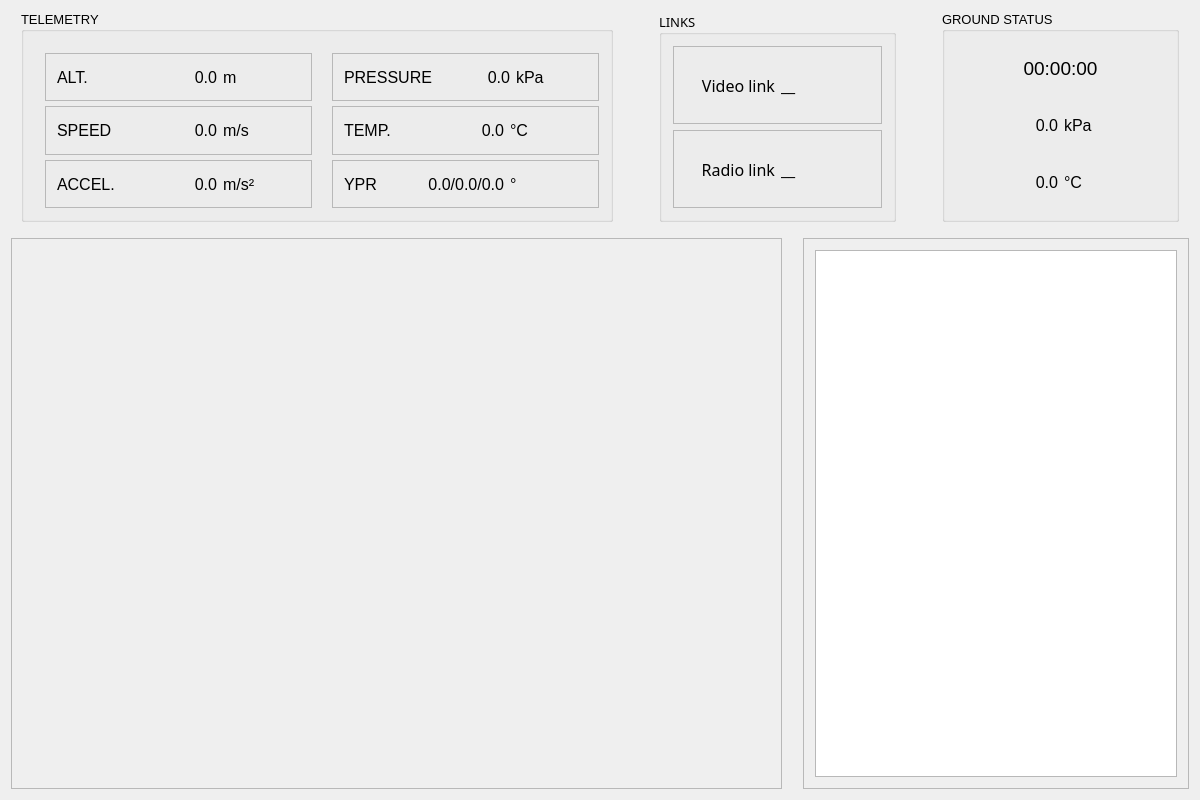
The window that ground_station/gswidget.ui (clementnuss/gs_matterhorn) describes before a commit, drawn with Qt 5.
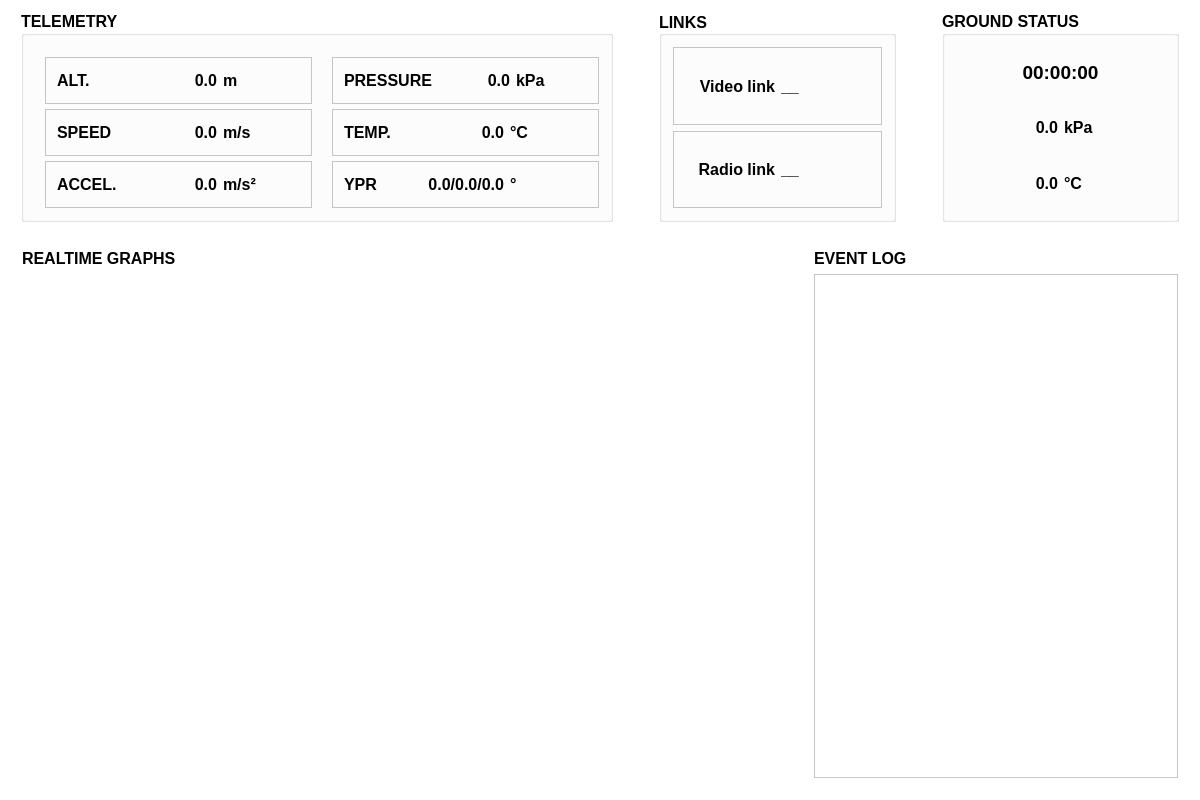
The same window after the commit. Custom widgets are drawn as their Qt base class.

```diff
--- a/ground_station/gswidget.ui
+++ b/ground_station/gswidget.ui
@@ -22,6 +22,70 @@
     <height>600</height>
    </size>
   </property>
+     <property name="palette">
+         <palette>
+             <active>
+                 <colorrole role="Base">
+                     <brush brushstyle="SolidPattern">
+                         <color alpha="255">
+                             <red>255</red>
+                             <green>255</green>
+                             <blue>255</blue>
+                         </color>
+                     </brush>
+                 </colorrole>
+                 <colorrole role="Window">
+                     <brush brushstyle="SolidPattern">
+                         <color alpha="255">
+                             <red>255</red>
+                             <green>255</green>
+                             <blue>255</blue>
+                         </color>
+                     </brush>
+                 </colorrole>
+             </active>
+             <inactive>
+                 <colorrole role="Base">
+                     <brush brushstyle="SolidPattern">
+                         <color alpha="255">
+                             <red>255</red>
+                             <green>255</green>
+                             <blue>255</blue>
+                         </color>
+                     </brush>
+                 </colorrole>
+                 <colorrole role="Window">
+                     <brush brushstyle="SolidPattern">
+                         <color alpha="255">
+                             <red>255</red>
+                             <green>255</green>
+                             <blue>255</blue>
+                         </color>
+                     </brush>
+                 </colorrole>
+             </inactive>
+             <disabled>
+                 <colorrole role="Base">
+                     <brush brushstyle="SolidPattern">
+                         <color alpha="255">
+                             <red>255</red>
+                             <green>255</green>
+                             <blue>255</blue>
+                         </color>
+                     </brush>
+                 </colorrole>
+                 <colorrole role="Window">
+                     <brush brushstyle="SolidPattern">
+                         <color alpha="255">
+                             <red>255</red>
+                             <green>255</green>
+                             <blue>255</blue>
+                         </color>
+                     </brush>
+                 </colorrole>
+             </disabled>
+         </palette>
+     </property>
   <property name="windowTitle">
    <string>GSWidget</string>
   </property>
@@ -58,7 +122,9 @@
          </property>
          <property name="font">
           <font>
-           <pointsize>10</pointsize>
+              <pointsize>12</pointsize>
+              <weight>75</weight>
+              <bold>true</bold>
           </font>
          </property>
          <property name="title">
@@ -455,8 +521,10 @@
          </property>
          <property name="font">
           <font>
-           <family>Source Code Pro</family>
-           <pointsize>10</pointsize>
+              <family>MS Shell Dlg 2</family>
+              <pointsize>12</pointsize>
+              <weight>75</weight>
+              <bold>true</bold>
           </font>
          </property>
          <property name="title">
@@ -569,7 +637,10 @@
          </property>
          <property name="font">
           <font>
-           <pointsize>10</pointsize>
+              <family>MS Shell Dlg 2</family>
+              <pointsize>12</pointsize>
+              <weight>75</weight>
+              <bold>true</bold>
           </font>
          </property>
          <property name="title">
@@ -676,15 +747,36 @@
                    </size>
                </property>
                <property name="frameShape">
-                   <enum>QFrame::StyledPanel</enum>
+                   <enum>QFrame::NoFrame</enum>
                </property>
                <property name="frameShadow">
-                   <enum>QFrame::Raised</enum>
+                   <enum>QFrame::Plain</enum>
                </property>
                <property name="lineWidth">
                    <number>1</number>
                </property>
                <layout class="QVBoxLayout" name="verticalLayout_7">
+                   <item>
+                       <widget class="QLabel" name="label_2">
+                           <property name="sizePolicy">
+                               <sizepolicy hsizetype="Expanding" vsizetype="Preferred">
+                                   <horstretch>0</horstretch>
+                                   <verstretch>0</verstretch>
+                               </sizepolicy>
+                           </property>
+                           <property name="font">
+                               <font>
+                                   <pointsize>12</pointsize>
+                                   <weight>75</weight>
+                                   <italic>false</italic>
+                                   <bold>true</bold>
+                               </font>
+                           </property>
+                           <property name="text">
+                               <string>REALTIME GRAPHS</string>
+                           </property>
+                       </widget>
+                   </item>
                    <item>
                        <widget class="QStackedWidget" name="stackedWidget">
                            <property name="frameShape">
@@ -731,6 +823,9 @@
        </item>
        <item>
         <widget class="QScrollArea" name="scrollArea">
+            <property name="frameShape">
+                <enum>QFrame::NoFrame</enum>
+            </property>
          <property name="widgetResizable">
           <bool>true</bool>
          </property>
@@ -739,11 +834,25 @@
            <rect>
             <x>0</x>
             <y>0</y>
-            <width>385</width>
-            <height>555</height>
+               <width>387</width>
+               <height>557</height>
            </rect>
           </property>
           <layout class="QVBoxLayout" name="verticalLayout_6">
+              <item>
+                  <widget class="QLabel" name="label">
+                      <property name="font">
+                          <font>
+                              <pointsize>12</pointsize>
+                              <weight>75</weight>
+                              <bold>true</bold>
+                          </font>
+                      </property>
+                      <property name="text">
+                          <string>EVENT LOG</string>
+                      </property>
+                  </widget>
+              </item>
            <item>
             <widget class="QPlainTextEdit" name="plainTextEdit"/>
            </item>
```
Left out of the diff: 2 changed lines with no effect on the pictures.
